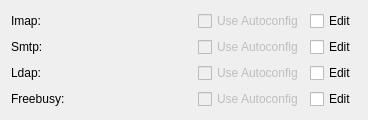
Above: resources/kolab/wizard/kolabwizard2.ui from KDE/kdepim-runtime before the change. Below: the same form after it.
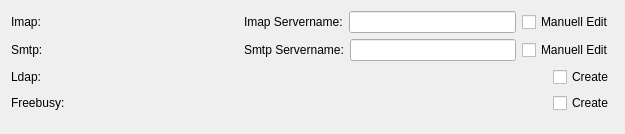
That is the form after the change.

Commit message: kolabwizard: Added probing of server settings

Diff of the .ui file:
```diff
--- a/resources/kolab/wizard/kolabwizard2.ui
+++ b/resources/kolab/wizard/kolabwizard2.ui
@@ -6,8 +6,8 @@
    <rect>
     <x>0</x>
     <y>0</y>
-    <width>368</width>
-    <height>116</height>
+    <width>625</width>
+    <height>134</height>
    </rect>
   </property>
   <property name="windowTitle">
@@ -37,25 +37,31 @@
       </widget>
      </item>
      <item>
-      <widget class="QCheckBox" name="checkBoxImap">
-       <property name="enabled">
-        <bool>false</bool>
-       </property>
+      <widget class="QLabel" name="lineEditImapLabel">
        <property name="text">
-        <string>Use Autoconfig</string>
+        <string>Imap Servername:</string>
        </property>
       </widget>
      </item>
+     <item>
+      <widget class="QLineEdit" name="lineEditImap"/>
+     </item>
      <item>
       <widget class="QCheckBox" name="checkBoxImapEdit">
+       <property name="enabled">
+        <bool>true</bool>
+       </property>
        <property name="text">
-        <string>Edit</string>
+        <string>Manuell Edit</string>
+       </property>
+       <property name="checked">
+        <bool>false</bool>
        </property>
       </widget>
      </item>
     </layout>
    </item>
-   <item row="4" column="1">
+   <item row="5" column="1">
     <layout class="QHBoxLayout" name="horizontalLayout_4">
      <item>
       <widget class="QLabel" name="labelFreebusySearch">
@@ -70,29 +76,19 @@
        </property>
       </widget>
      </item>
-     <item>
-      <widget class="QCheckBox" name="checkBoxFreebusy">
-       <property name="enabled">
-        <bool>false</bool>
-       </property>
-       <property name="text">
-        <string>Use Autoconfig</string>
-       </property>
-      </widget>
-     </item>
      <item>
       <widget class="QCheckBox" name="checkBoxFreebusyEdit">
        <property name="enabled">
         <bool>true</bool>
        </property>
        <property name="text">
-        <string>Edit</string>
+        <string>Create</string>
        </property>
       </widget>
      </item>
     </layout>
    </item>
-   <item row="4" column="0">
+   <item row="5" column="0">
     <widget class="QLabel" name="labelFreebusy">
      <property name="text">
       <string>Freebusy:</string>
@@ -122,25 +118,31 @@
       </widget>
      </item>
      <item>
-      <widget class="QCheckBox" name="checkBoxSmtp">
-       <property name="enabled">
-        <bool>false</bool>
-       </property>
+      <widget class="QLabel" name="lineEditSmtpLabel">
        <property name="text">
-        <string>Use Autoconfig</string>
+        <string>Smtp Servername:</string>
        </property>
       </widget>
      </item>
+     <item>
+      <widget class="QLineEdit" name="lineEditSmtp"/>
+     </item>
      <item>
       <widget class="QCheckBox" name="checkBoxSmtpEdit">
+       <property name="enabled">
+        <bool>true</bool>
+       </property>
        <property name="text">
-        <string>Edit</string>
+        <string>Manuell Edit</string>
+       </property>
+       <property name="checked">
+        <bool>false</bool>
        </property>
       </widget>
      </item>
     </layout>
    </item>
-   <item row="2" column="1">
+   <item row="3" column="1">
     <layout class="QHBoxLayout" name="horizontalLayout_2">
      <item>
       <widget class="QLabel" name="labelLdapSearch">
@@ -155,26 +157,16 @@
        </property>
       </widget>
      </item>
-     <item>
-      <widget class="QCheckBox" name="checkBoxLdap">
-       <property name="enabled">
-        <bool>false</bool>
-       </property>
-       <property name="text">
-        <string>Use Autoconfig</string>
-       </property>
-      </widget>
-     </item>
      <item>
       <widget class="QCheckBox" name="checkBoxLdapEdit">
        <property name="text">
-        <string>Edit</string>
+        <string>Create</string>
        </property>
       </widget>
      </item>
     </layout>
    </item>
-   <item row="2" column="0">
+   <item row="3" column="0">
     <widget class="QLabel" name="labelLdap">
      <property name="text">
       <string>Ldap:</string>
```
The commit also changes 1 other file.
